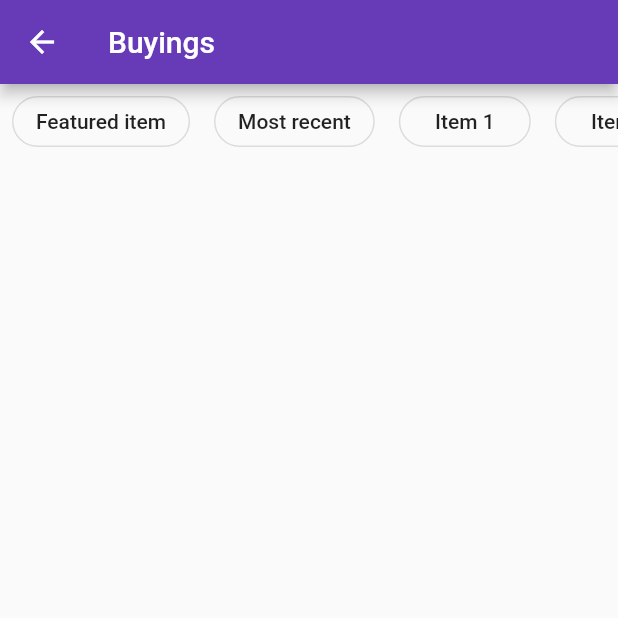
After one commit to chanthavong/Vestimate-App-ui, a Flutter app: the screen it shows after launch, after a tap on "Buying", on a phone screen of 412 x 824 dp, the top half of it. The commit adds this screen. Run offline on Flutter 3.47's test engine with Material 2 defaults, Android fonts, the phone set to English and light mode, and no system bars.

Commit message:
add navigator and outline button

```diff
--- /dev/null
+++ b/lib/buying.dart
@@ -0,0 +1,41 @@
+import 'package:flutter/material.dart';
+
+class Buying extends StatelessWidget {
+  @override
+  Widget build(BuildContext context) {
+    return Scaffold(
+      appBar: AppBar(
+        title: Text('Buyings'),
+      ),
+      body: ListView(
+        children: <Widget>[
+          Container(
+            height: 50,
+            child: ListView(
+              scrollDirection: Axis.horizontal,
+              children: [
+                'Featured item',
+                'Most recent',
+                'Item 1',
+                'Item 2',
+                'Item 3',
+                'Etc...'
+              ]
+                  .map((e) => Container(
+                        margin: EdgeInsets.symmetric(
+                            vertical: 8.0, horizontal: 8.0),
+                        child: OutlineButton(
+                          onPressed: () {},
+                          shape: RoundedRectangleBorder(
+                              borderRadius: BorderRadius.circular(30)),
+                          child: Text(e),
+                        ),
+                      ))
+                  .toList(),
+            ),
+          )
+        ],
+      ),
+    );
+  }
+}
--- a/lib/main.dart
+++ b/lib/main.dart
@@ -1,4 +1,5 @@
 import 'package:flutter/material.dart';
+import 'package:flutter_app_restimate_ui/buying.dart';
 
 import 'app_bottom_bar.dart';
 
@@ -56,7 +57,14 @@ class MyHomePage extends StatelessWidget {
                 mainAxisSpacing: 8,
                 children: mycard
                     .map(
-                      (e) => Card(
+                      (e) => InkWell(
+                        onTap: () {
+                          Navigator.push(
+                            context,
+                            MaterialPageRoute(builder: (_) => Buying()),
+                          );
+                        },
+                        child: Card(
                           color: e.isActive ? Colors.deepPurple : null,
                           child: Column(
                             mainAxisAlignment: MainAxisAlignment.center,
@@ -64,17 +72,20 @@ class MyHomePage extends StatelessWidget {
                               Icon(
                                 e.icon,
                                 size: 50,
-                              color:
-                                  e.isActive ? Colors.white : Colors.deepPurple,
+                                color: e.isActive
+                                    ? Colors.white
+                                    : Colors.deepPurple,
                               ),
                               SizedBox(height: 10),
                               Text(
                                 e.title,
                                 style: TextStyle(
-                                  color:
-                                      e.isActive ? Colors.white : Colors.grey),
+                                    color: e.isActive
+                                        ? Colors.white
+                                        : Colors.grey),
                               ),
                             ],
+                          ),
                         ),
                       ),
                     )
```
Lines whose indentation alone changed are shown as unchanged.
